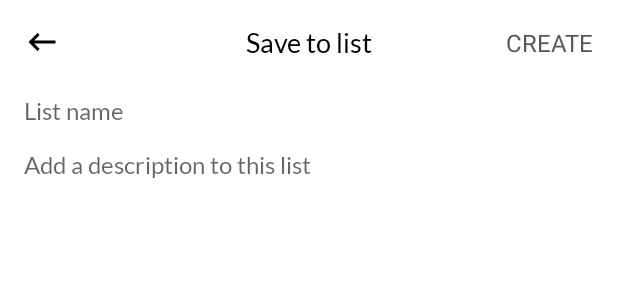
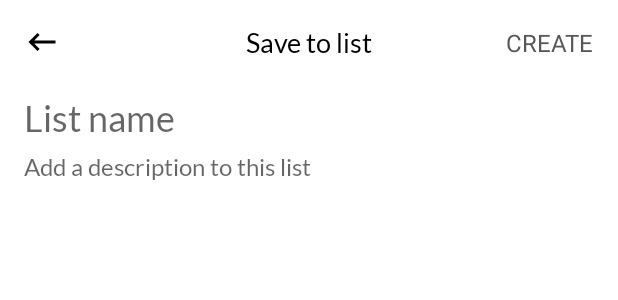
Before and after one commit to meoswift/Buckos, an Android app: the layout activity_new_travel_list.xml on its own in the app's theme, with its tools: preview values and no code run, on a phone screen of 412 x 824 dp. Shown: the top 300 px of the screen. Run offline under Robolectric (Android 15) with nearby library versions, the phone set to English and light mode, and no system bars; Roboto replaces fonts that are not available here.

Commit message:
User can create a new list and add selected place to that list

```diff
--- a/app/src/main/AndroidManifest.xml
+++ b/app/src/main/AndroidManifest.xml
@@ -17,12 +17,13 @@
         android:supportsRtl="true"
         android:theme="@style/AppTheme"
         android:usesCleartextTraffic="true">
-        <activity android:name=".main_screen.travel_explore.save_place_to_bucket_list.NewTravelListActivity"></activity>
+        <activity android:name=".main_screen.travel_explore.save_place_to_bucket_list.NewTravelListActivity" />
         <activity android:name=".main_screen.travel_explore.save_place_to_bucket_list.SaveToListActivity" />
         <activity android:name=".main_screen.user_profile.EditProfileActivity" />
         <activity android:name=".main_screen.user_profile.user_bucket_lists.bucket_list_items.ItemDetailsActivity" />
         <activity
             android:name=".main_screen.user_profile.user_bucket_lists.bucket_list_items.ListDetailsActivity"
+            android:parentActivityName=".main_screen.MainActivity"
             android:label="@string/title_activity_list_details"
             android:theme="@style/AppTheme.NoActionBar" />
         <activity
--- a/app/src/main/java/com/example/buckos/login_registration/SignUpActivity.java
+++ b/app/src/main/java/com/example/buckos/login_registration/SignUpActivity.java
@@ -63,7 +63,7 @@ public class SignUpActivity extends AppCompatActivity {
                 // User is logged in successfully, navigate to Home/Feed.
                 Intent intent = new Intent(SignUpActivity.this, MainActivity.class);
                 startActivity(intent);
-                finish(); // prevents user from going back to login screen
+                finish(); // prevents user from going back to sign up screen
             }
         });
     }
--- a/app/src/main/java/com/example/buckos/main_screen/travel_explore/list_of_places_in_city/PlacesAdapter.java
+++ b/app/src/main/java/com/example/buckos/main_screen/travel_explore/list_of_places_in_city/PlacesAdapter.java
@@ -82,8 +82,6 @@ public class PlacesAdapter extends RecyclerView.Adapter<PlacesAdapter.ViewHolder
         }
 
         private void savePlaceToList() {
-            Drawable bookmarked = mContext.getResources().getDrawable(R.drawable.ic_baseline_bookmark_24);
-            bookmarkButton.setImageDrawable(bookmarked);
             Place place = mPlaces.get(getAdapterPosition());
             Intent intent = new Intent(mContext, SaveToListActivity.class);
             intent.putExtra("place", Parcels.wrap(place));
--- /dev/null
+++ b/app/src/main/res/drawable/ic_baseline_playlist_add_24.xml
@@ -0,0 +1,5 @@
+<vector android:height="24dp" android:tint="#1179AA"
+    android:viewportHeight="24" android:viewportWidth="24"
+    android:width="24dp" xmlns:android="http://schemas.android.com/apk/res/android">
+    <path android:fillColor="@android:color/white" android:pathData="M14,10L2,10v2h12v-2zM14,6L2,6v2h12L14,6zM18,14v-4h-2v4h-4v2h4v4h2v-4h4v-2h-4zM2,16h8v-2L2,14v2z"/>
+</vector>
--- a/app/src/main/res/layout/activity_new_travel_list.xml
+++ b/app/src/main/res/layout/activity_new_travel_list.xml
@@ -41,11 +41,11 @@
         app:srcCompat="@drawable/ic_baseline_keyboard_backspace_24" />
 
     <TextView
-        android:id="@+id/textView2"
+        android:id="@+id/createButton"
         android:layout_width="wrap_content"
         android:layout_height="wrap_content"
-        android:layout_marginEnd="16dp"
         android:fontFamily="sans-serif"
+        android:padding="16dp"
         android:text="CREATE"
         android:textColor="#575757"
         android:textColorHint="#FFFFFF"
@@ -55,7 +55,7 @@
         app:layout_constraintTop_toTopOf="parent" />
 
     <EditText
-        android:id="@+id/editTextTextPersonName"
+        android:id="@+id/listNameEt"
         android:layout_width="0dp"
         android:layout_height="wrap_content"
         android:layout_marginStart="16dp"
@@ -65,17 +65,17 @@
         android:ems="10"
         android:hint="List name"
         android:inputType="textPersonName"
-        android:textSize="16sp"
+        android:textSize="24sp"
         app:layout_constraintEnd_toEndOf="parent"
         app:layout_constraintStart_toStartOf="parent"
         app:layout_constraintTop_toBottomOf="@+id/toolbar3" />
 
     <EditText
-        android:id="@+id/editTextTextPersonName2"
+        android:id="@+id/listDescriptionEt"
         android:layout_width="0dp"
         android:layout_height="wrap_content"
         android:layout_marginStart="16dp"
-        android:layout_marginTop="16dp"
+        android:layout_marginTop="8dp"
         android:layout_marginEnd="16dp"
         android:background="#00FFFFFF"
         android:ems="10"
@@ -84,7 +84,7 @@
         android:textSize="16sp"
         app:layout_constraintEnd_toEndOf="parent"
         app:layout_constraintStart_toStartOf="parent"
-        app:layout_constraintTop_toBottomOf="@+id/editTextTextPersonName" />
+        app:layout_constraintTop_toBottomOf="@+id/listNameEt" />
 
 
 </androidx.constraintlayout.widget.ConstraintLayout>
--- a/app/src/main/res/layout/place_item.xml
+++ b/app/src/main/res/layout/place_item.xml
@@ -74,5 +74,5 @@
         app:layout_constraintBottom_toBottomOf="parent"
         app:layout_constraintEnd_toEndOf="parent"
         app:layout_constraintTop_toTopOf="parent"
-        app:srcCompat="@drawable/ic_outline_bookmark_border_24" />
+        app:srcCompat="@drawable/ic_baseline_playlist_add_24" />
 </androidx.constraintlayout.widget.ConstraintLayout>
```
Also changed, not shown: app/src/main/java/com/example/buckos/main_screen/travel_explore/TravelFragment.java (+5 -2 lines), app/src/main/java/com/example/buckos/main_screen/travel_explore/save_place_to_bucket_list/NewTravelListActivity.java (+75 -0 lines), app/src/main/java/com/example/buckos/main_screen/travel_explore/save_place_to_bucket_list/SaveToListActivity.java (+24 -1 lines), app/src/main/res/layout/fragment_travel.xml (+0 -10 lines).
